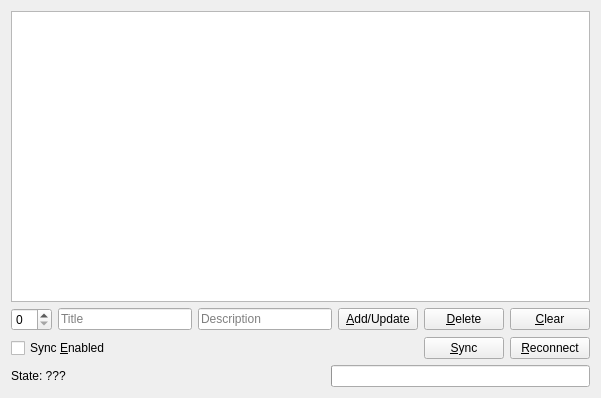
Skycoder42/QtDataSync, file examples/datasync/Sample/widget.ui: the form before one commit.
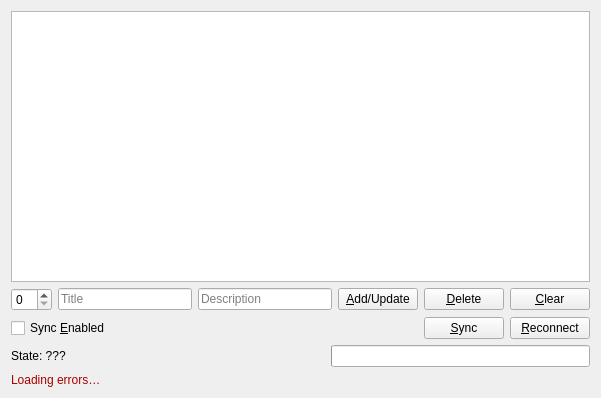
The form after the commit.

Commit message: implemented error messages for "ui", fixups

The edit to the form file:
```diff
--- a/examples/datasync/Sample/widget.ui
+++ b/examples/datasync/Sample/widget.ui
@@ -143,6 +143,50 @@
      </item>
     </layout>
    </item>
+   <item>
+    <widget class="QLabel" name="errorLabel">
+     <property name="palette">
+      <palette>
+       <active>
+        <colorrole role="WindowText">
+         <brush brushstyle="SolidPattern">
+          <color alpha="255">
+           <red>170</red>
+           <green>0</green>
+           <blue>0</blue>
+          </color>
+         </brush>
+        </colorrole>
+       </active>
+       <inactive>
+        <colorrole role="WindowText">
+         <brush brushstyle="SolidPattern">
+          <color alpha="255">
+           <red>170</red>
+           <green>0</green>
+           <blue>0</blue>
+          </color>
+         </brush>
+        </colorrole>
+       </inactive>
+       <disabled>
+        <colorrole role="WindowText">
+         <brush brushstyle="SolidPattern">
+          <color alpha="96">
+           <red>164</red>
+           <green>166</green>
+           <blue>168</blue>
+          </color>
+         </brush>
+        </colorrole>
+       </disabled>
+      </palette>
+     </property>
+     <property name="text">
+      <string>Loading errors…</string>
+     </property>
+    </widget>
+   </item>
   </layout>
  </widget>
  <layoutdefault spacing="6" margin="11"/>
```
The commit also changes 13 other files.
